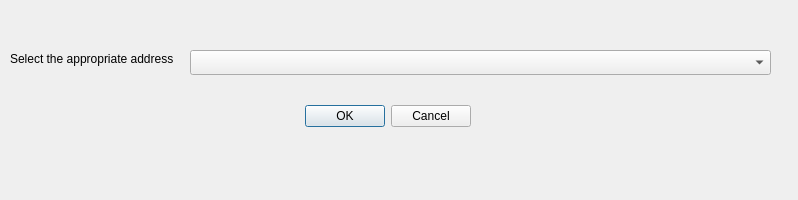
w0jtis/QgisGeocode, file Select_address_dialog.ui: the form before one commit.
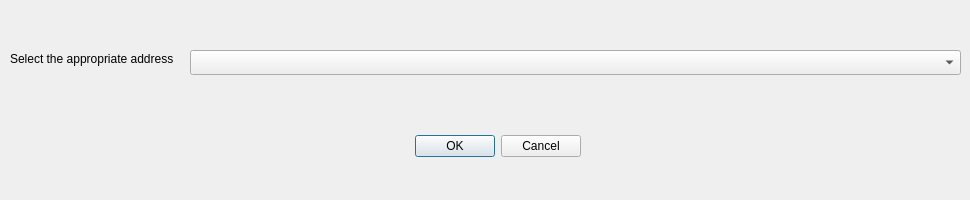
The form after the commit.

Commit message: Plugin development

Patch:
```diff
--- a/Select_address_dialog.ui
+++ b/Select_address_dialog.ui
@@ -6,18 +6,30 @@
    <rect>
     <x>0</x>
     <y>0</y>
-    <width>798</width>
+    <width>970</width>
     <height>200</height>
    </rect>
   </property>
+  <property name="minimumSize">
+   <size>
+    <width>970</width>
+    <height>200</height>
+   </size>
+  </property>
+  <property name="maximumSize">
+   <size>
+    <width>970</width>
+    <height>200</height>
+   </size>
+  </property>
   <property name="windowTitle">
    <string>Geocode</string>
   </property>
   <widget class="QDialogButtonBox" name="button_box">
    <property name="geometry">
     <rect>
-     <x>130</x>
-     <y>100</y>
+     <x>240</x>
+     <y>130</y>
      <width>341</width>
      <height>32</height>
     </rect>
@@ -34,7 +46,7 @@
     <rect>
      <x>190</x>
      <y>50</y>
-     <width>581</width>
+     <width>771</width>
      <height>25</height>
     </rect>
    </property>
```
The commit also changes 1 other file.
